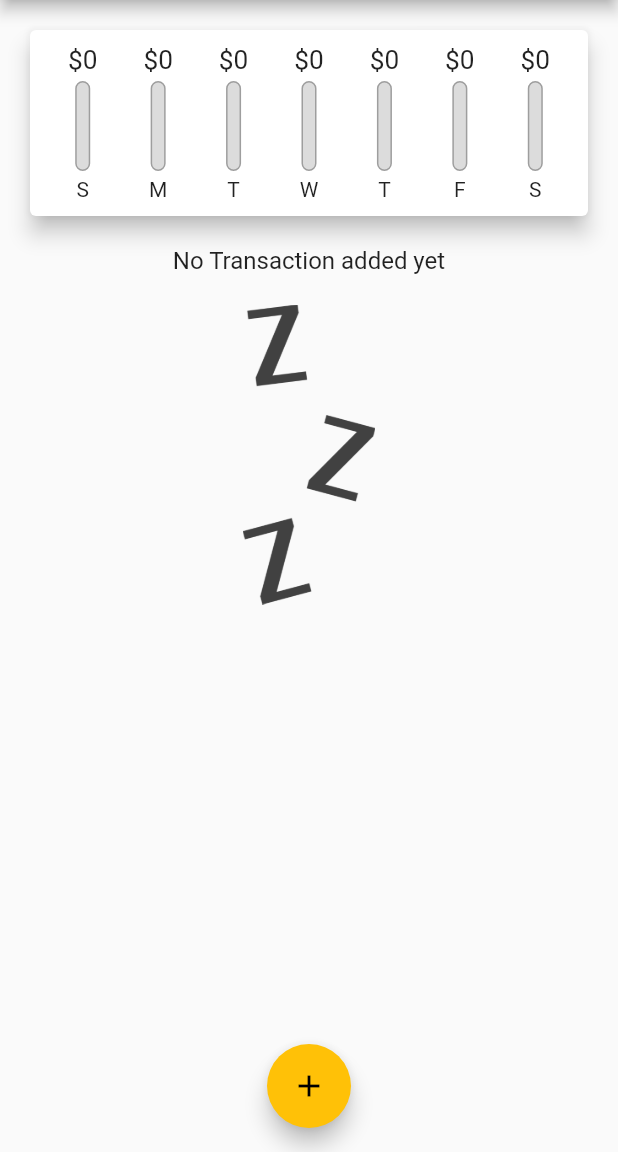
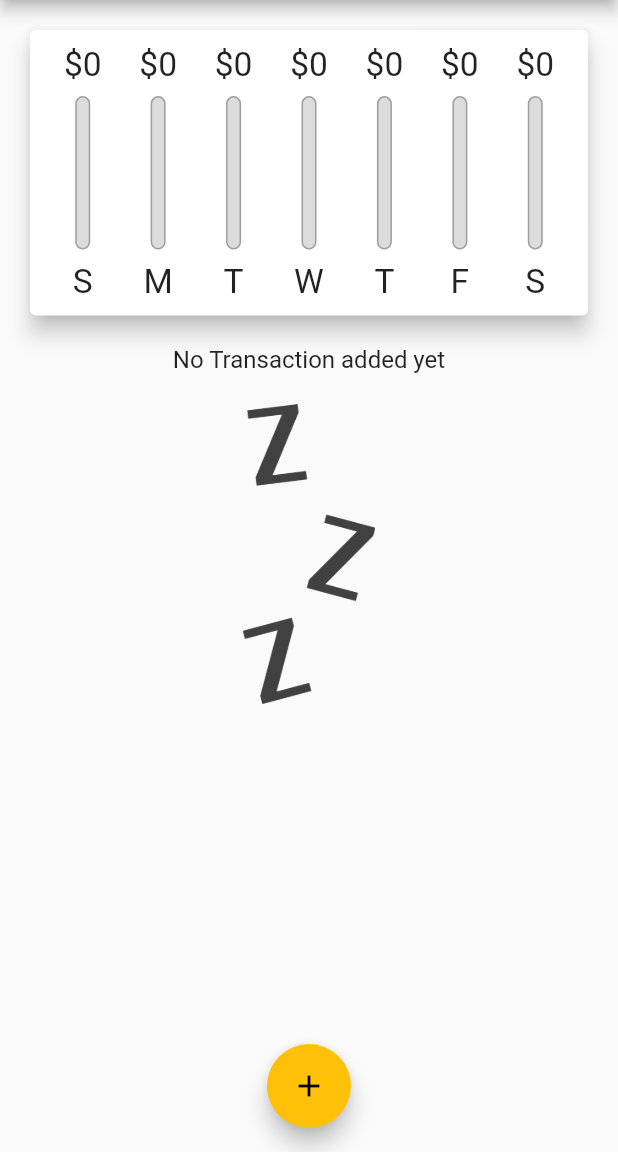
Before and after one commit to JohnKameel/Expensive-planner, a Flutter app: the screen it shows after launch, on a phone screen of 412 x 824 dp, the part 84-1236 px from its top. Run offline on Flutter 3.47's test engine with Material 2 defaults, Android fonts, the phone set to English and light mode, and no system bars; our stand-ins replace google_fonts, image_picker.

Commit message:
Using layoutbuilder and calcu size

```diff
--- a/lib/main.dart
+++ b/lib/main.dart
@@ -85,10 +85,15 @@ class _MyHomePageState extends State<MyHomePage> {
     );
   }
 
+  void _deleteTransaction(String id) {
+    setState(() {
+      _userTransactions.removeWhere((tx) => tx.id == id);
+    });
+  }
+
   @override
   Widget build(BuildContext context) {
-    return Scaffold(
-      appBar: AppBar(
+    final appBar = AppBar(
       title: Text(
         'Expensive Planner',
         style: GoogleFonts.mochiyPopOne(
@@ -104,14 +109,27 @@ class _MyHomePageState extends State<MyHomePage> {
           icon: Icon(Icons.add),
         )
       ],
-      ),
+    );
+    return Scaffold(
+      appBar: appBar,
       body: SingleChildScrollView(
         child: Column(
           //mainAxisAlignment: MainAxisAlignment.start,
           crossAxisAlignment: CrossAxisAlignment.stretch,
           children: <Widget>[
-            Chart(_recentTransactions),
-            TransactionList(_userTransactions),
+            Container(
+                height: (MediaQuery.of(context).size.height -
+                        appBar.preferredSize.height -
+                        MediaQuery.of(context).padding.top) *
+                    0.3,
+                child: Chart(_recentTransactions)),
+            Container(
+              height: (MediaQuery.of(context).size.height -
+                      appBar.preferredSize.height -
+                      MediaQuery.of(context).padding.top) *
+                  0.7,
+              child: TransactionList(_userTransactions, _deleteTransaction),
+            ),
           ],
         ),
       ),
--- a/lib/widgets/chart_bar.dart
+++ b/lib/widgets/chart_bar.dart
@@ -12,19 +12,21 @@ class ChartBar extends StatelessWidget {
 
   @override
   Widget build(BuildContext context) {
+    return LayoutBuilder(
+      builder: (ctx, constraints) {
         return Column(
           children: <Widget>[
             Container(
-          height: 20,
+              height: constraints.maxHeight * 0.15,
               child: FittedBox(
                 child: Text('\$${spendingAmount.toStringAsFixed(0)}'),
               ),
             ),
             SizedBox(
-          height: 4,
+              height: constraints.maxHeight * 0.05,
             ),
             Container(
-          height: 60,
+              height: constraints.maxHeight * 0.6,
               width: 10,
               child: Stack(
                 children: <Widget>[
@@ -48,10 +50,17 @@ class ChartBar extends StatelessWidget {
               ),
             ),
             SizedBox(
-          height: 4,
+              height: constraints.maxHeight * 0.05,
             ),
-        Text(label),
+            Container(
+              height: constraints.maxHeight * 0.15,
+              child: FittedBox(
+                child: Text(label),
+              ),
+            ),
           ],
+        );
+      },
     );
   }
 }
--- a/lib/widgets/transaction_list.dart
+++ b/lib/widgets/transaction_list.dart
@@ -12,14 +12,13 @@ import 'dart:convert';
 
 class TransactionList extends StatelessWidget {
   final List<Transaction> transactions;
+  final Function deleteTx;
 
-  TransactionList(this.transactions);
+  TransactionList(this.transactions, this.deleteTx);
 
   @override
   Widget build(BuildContext context) {
-    return Container(
-      height: 300,
-      child: transactions.isEmpty
+    return transactions.isEmpty
         ? Column(
             children: <Widget>[
               Text(
@@ -65,13 +64,12 @@ class TransactionList extends StatelessWidget {
                   trailing: IconButton(
                     icon: Icon(Icons.delete),
                     color: Theme.of(context).errorColor,
-                      onPressed: () {},
+                    onPressed: () => deleteTx(transactions[index].id),
                   ),
                 ),
               );
             },
             itemCount: transactions.length,
-            ),
           );
   }
 }
```
Lines whose indentation alone changed are shown as unchanged.
